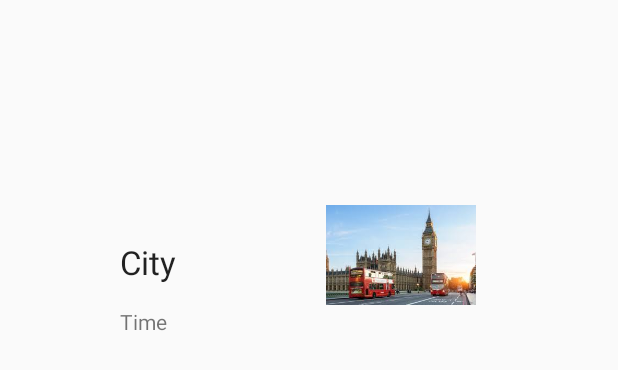
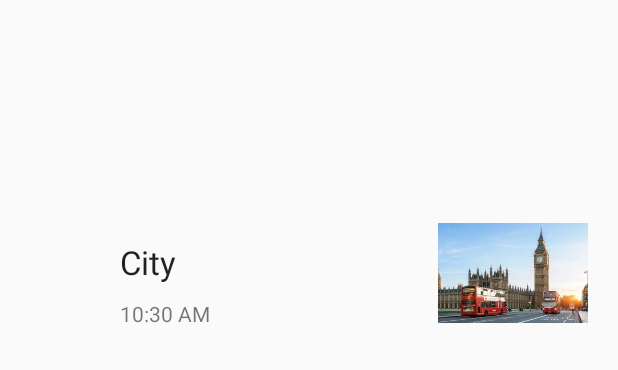
Before and after one commit to selinalekhac/INFS3634-Task-1, an Android app: the layout chunk_time_city_layout.xml on its own in the app's theme, with its tools: preview values and no code run, on a phone screen of 412 x 824 dp. Shown: the top 370 px of the screen. Run offline under Robolectric (Android 15) with nearby library versions, the phone set to English and light mode, and no system bars.

Commit message:
added in a digital clock however the time isnt set yet

```diff
--- a/app/src/main/res/layout/chunk_time_city_layout.xml
+++ b/app/src/main/res/layout/chunk_time_city_layout.xml
@@ -14,33 +14,36 @@
         android:layout_marginStart="80dp"
         android:layout_marginLeft="80dp"
         android:layout_marginTop="160dp"
+        android:layout_marginEnd="15dp"
+        android:layout_marginRight="15dp"
         android:text="@string/City"
         android:textAppearance="@style/TextAppearance.AppCompat.Large"
         android:visibility="visible"
+        app:layout_constraintEnd_toStartOf="@+id/city_imageview_id"
+        app:layout_constraintHorizontal_bias="0.0"
         app:layout_constraintStart_toStartOf="parent"
         app:layout_constraintTop_toTopOf="parent" />
-
-    <TextView
-        android:id="@+id/time_textview_id"
-        android:layout_width="wrap_content"
-        android:layout_height="wrap_content"
-        android:layout_marginStart="80dp"
-        android:layout_marginLeft="80dp"
-        android:layout_marginTop="15dp"
-        android:text="@string/Time"
-        app:layout_constraintStart_toStartOf="parent"
-        app:layout_constraintTop_toBottomOf="@+id/city_textview_id" />
 
     <ImageView
         android:id="@+id/city_imageview_id"
         android:layout_width="100dp"
         android:layout_height="100dp"
-        android:layout_marginStart="100dp"
-        android:layout_marginLeft="100dp"
-        android:layout_marginTop="120dp"
+        android:layout_marginTop="132dp"
+        android:layout_marginEnd="20dp"
+        android:layout_marginRight="20dp"
         android:contentDescription="@string/City"
-        app:layout_constraintStart_toEndOf="@+id/city_textview_id"
+        app:layout_constraintEnd_toEndOf="parent"
         app:layout_constraintTop_toTopOf="parent"
-        app:srcCompat="@drawable/londonbigben"/>
+        app:srcCompat="@drawable/londonbigben" />
+
+    <DigitalClock
+        android:id="@+id/digital_clock_id"
+        android:layout_width="wrap_content"
+        android:layout_height="wrap_content"
+        android:layout_marginStart="80dp"
+        android:layout_marginLeft="80dp"
+        android:layout_marginTop="10dp"
+        app:layout_constraintStart_toStartOf="parent"
+        app:layout_constraintTop_toBottomOf="@+id/city_textview_id" />
 
 </androidx.constraintlayout.widget.ConstraintLayout>
```
Also changed, not shown: app/src/main/java/com/example/infs3634hwtask1/MainActivity.java (+0 -65 lines).
